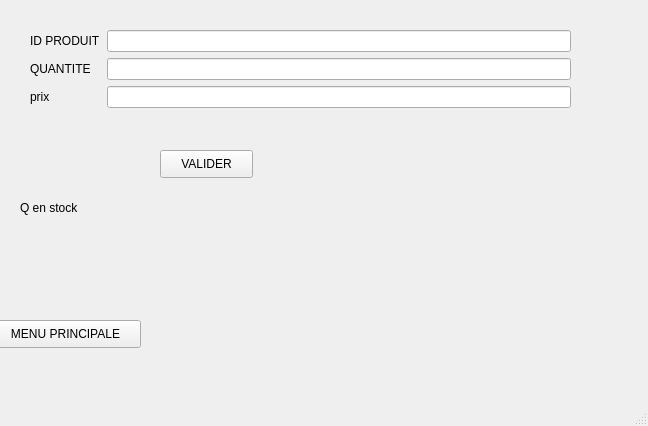
Above: sortiewindow.ui from tahasa3ada/QTprojet before the change. Below: the same form after it.
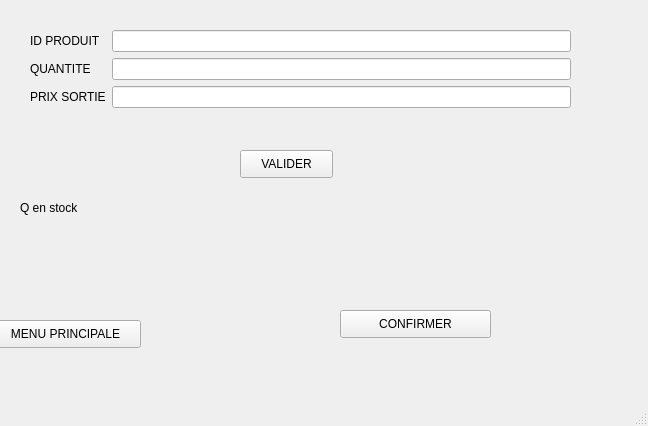
That is the form after the change.

What changed in the file:
```diff
--- a/sortiewindow.ui
+++ b/sortiewindow.ui
@@ -47,7 +47,7 @@
      <item row="2" column="0">
       <widget class="QLabel" name="label_7">
        <property name="text">
-        <string>prix</string>
+        <string>PRIX SORTIE</string>
        </property>
       </widget>
      </item>
@@ -59,7 +59,7 @@
    <widget class="QPushButton" name="pushButton">
     <property name="geometry">
      <rect>
-      <x>160</x>
+      <x>240</x>
       <y>150</y>
       <width>93</width>
       <height>28</height>
@@ -100,7 +100,7 @@
      <rect>
       <x>20</x>
       <y>200</y>
-      <width>61</width>
+      <width>211</width>
       <height>16</height>
      </rect>
     </property>
@@ -121,6 +121,19 @@
      <string/>
     </property>
    </widget>
+   <widget class="QPushButton" name="pushButton_3">
+    <property name="geometry">
+     <rect>
+      <x>340</x>
+      <y>310</y>
+      <width>151</width>
+      <height>28</height>
+     </rect>
+    </property>
+    <property name="text">
+     <string>CONFIRMER</string>
+    </property>
+   </widget>
   </widget>
   <widget class="QMenuBar" name="menubar">
    <property name="geometry">
```
